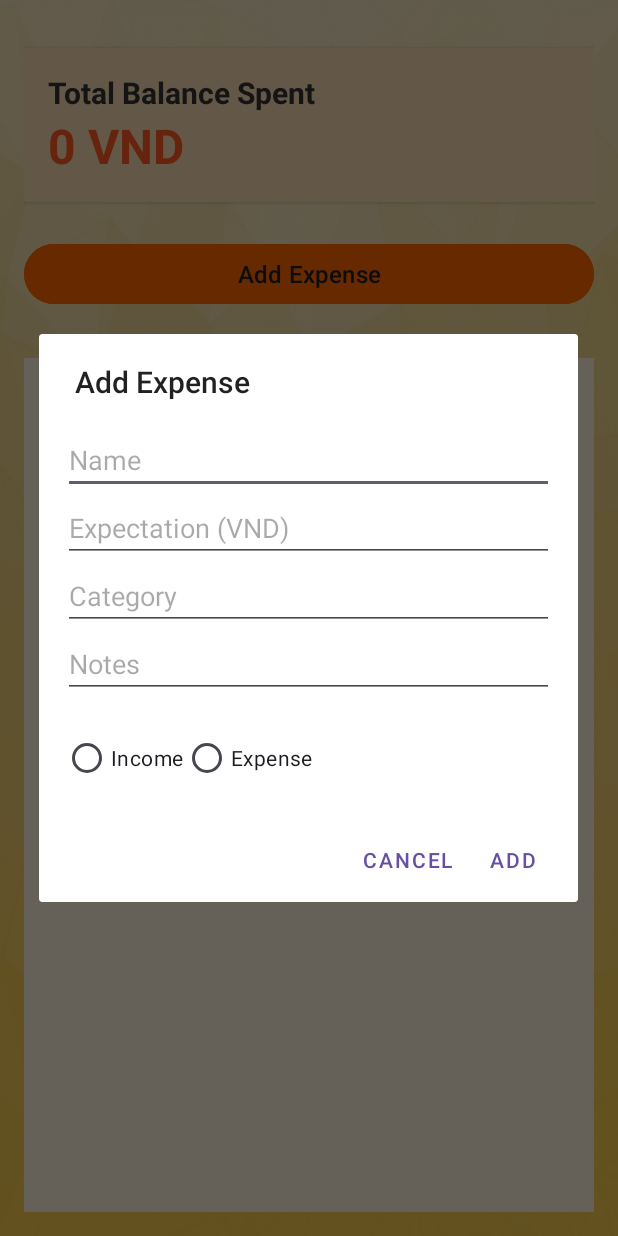
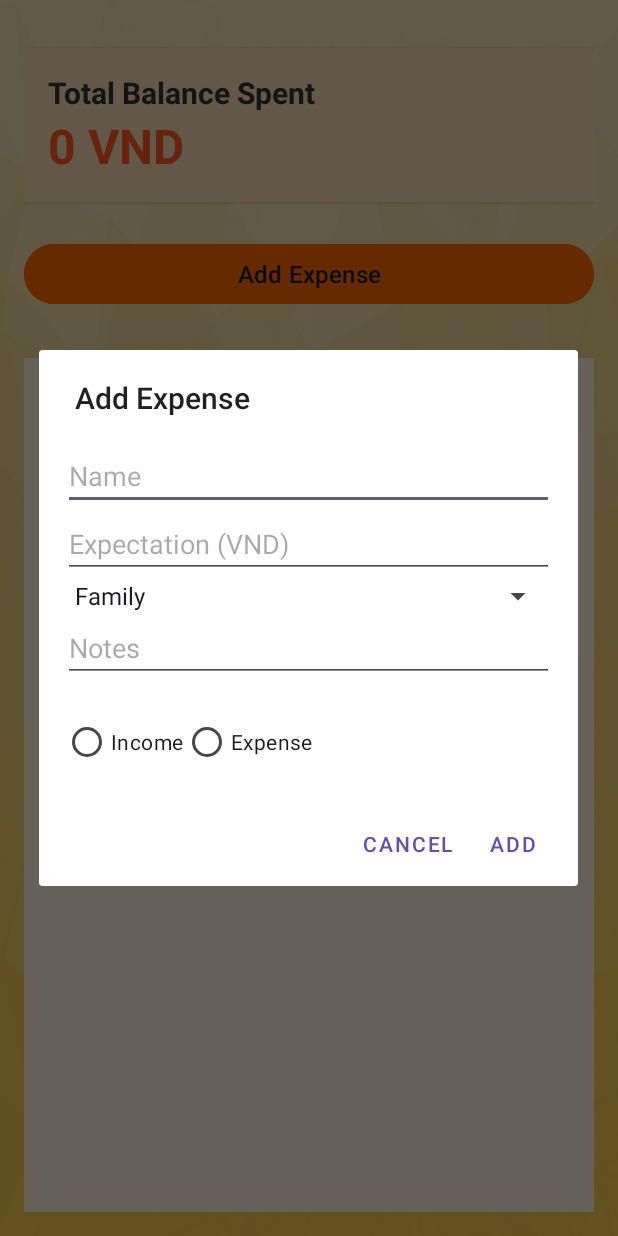
Before and after one commit to DuKapai/ExpenseManagement, an Android app: the fragment ExpenseTracker shown on its own in the app's theme, after a tap on "Add Expense", on a phone screen of 412 x 824 dp. Run offline under Robolectric (Android 15) with nearby library versions, the phone set to English and light mode, and no system bars; 1 statement that could not run was skipped.

Commit message:
change option of category in ÊxpenseTracker

```diff
--- a/Expense/expense/app/src/main/res/layout/dialog_add_expense.xml
+++ b/Expense/expense/app/src/main/res/layout/dialog_add_expense.xml
@@ -19,12 +19,12 @@
         android:hint="Expectation (VND)"
         android:inputType="number" />
 
-    <EditText
+    <Spinner
         android:id="@+id/etSpendingCategory"
         android:layout_width="match_parent"
         android:layout_height="wrap_content"
-        android:hint="Category"
-        android:inputType="text" />
+        android:entries="@array/expense_categories"
+        android:spinnerMode="dropdown" />
 
     <EditText
         android:id="@+id/etSpendingNotes"
--- a/Expense/expense/app/src/main/res/values/strings.xml
+++ b/Expense/expense/app/src/main/res/values/strings.xml
@@ -3,4 +3,12 @@
     <!-- TODO: Remove or change this placeholder text -->
     <string name="hello_blank_fragment">Hello blank fragment</string>
 
+    <string-array name="expense_categories">
+        <item>Family</item>
+        <item>Tutor</item>
+        <item>Food</item>
+        <item>Drink</item>
+        <item>Other</item>
+    </string-array>
+
 </resources>
```
Also changed, not shown: Expense/expense/app/src/main/java/com/example/campusexpensemanager/Expense/ExpenseTracker.java (+17 -14 lines).
